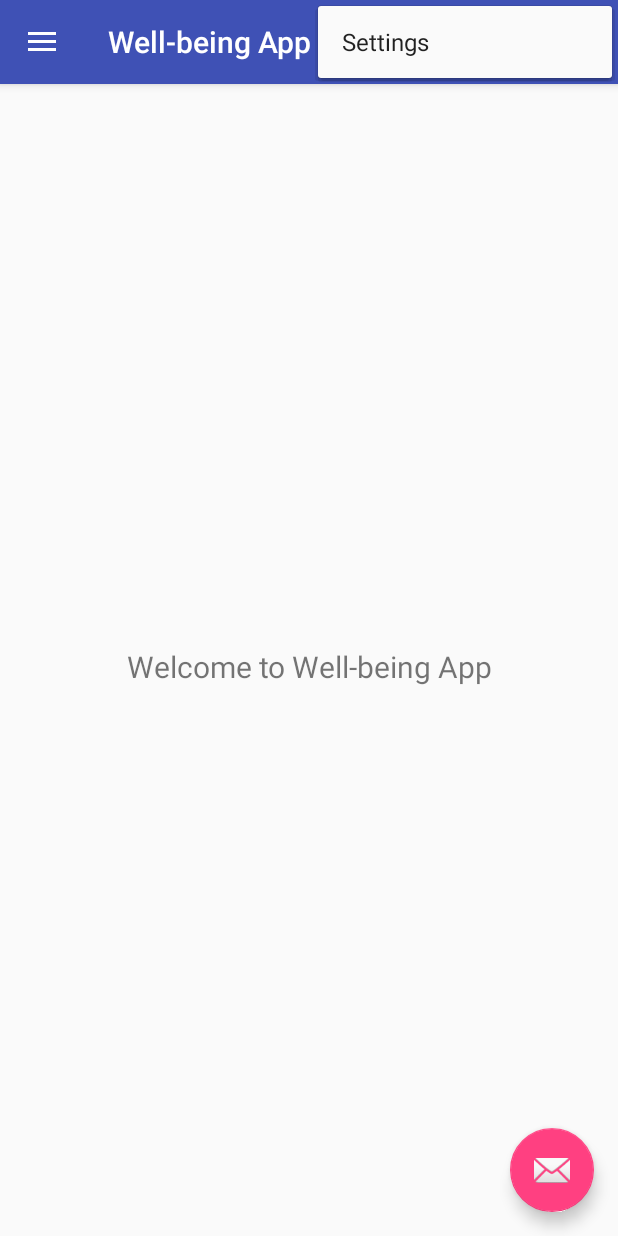
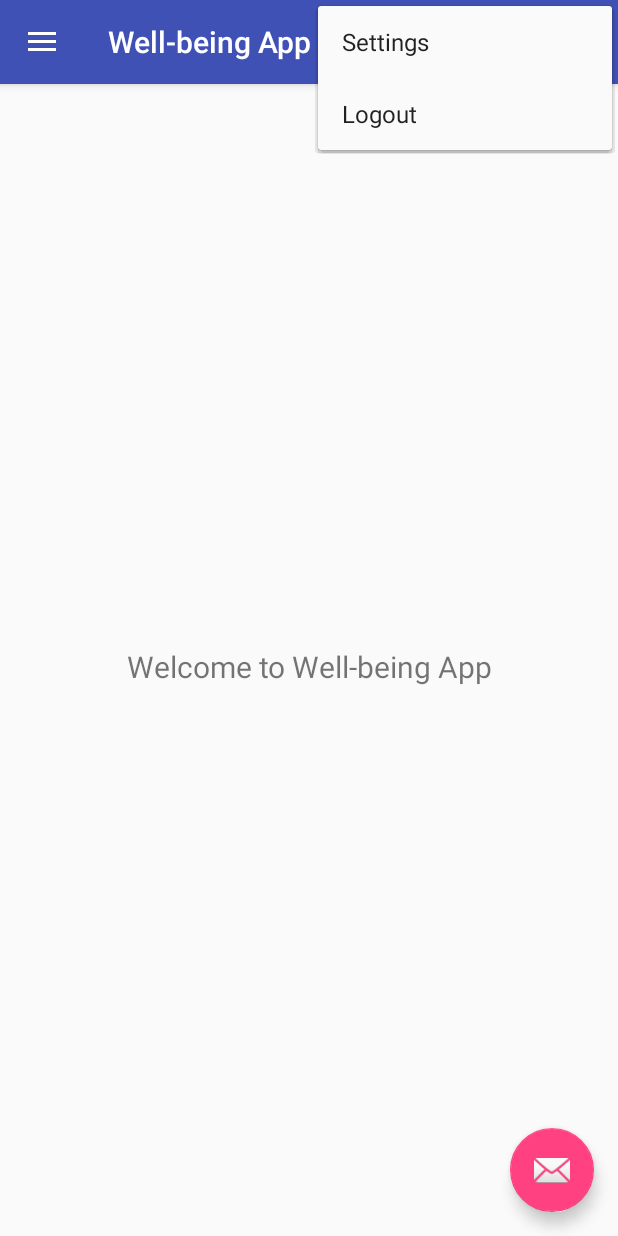
Before and after one commit to keisak1/WellBeing, an Android app built with Jetpack Compose: the HomePageActivity screen opened directly, with no data from a screen before it, with the options menu open, on a phone screen of 412 x 824 dp. Run offline under Robolectric (Android 15) with nearby library versions, the phone set to English and light mode, and no system bars; our stand-ins replace navigation-ui.

Commit message:
Logout implementation

```diff
--- a/app/src/main/java/edu/ufp/pam/wellbeing/data/LoginDataSource.kt
+++ b/app/src/main/java/edu/ufp/pam/wellbeing/data/LoginDataSource.kt
@@ -35,6 +35,5 @@ class LoginDataSource(application : Application) {
     }
 
     fun logout() {
-        // TODO: revoke authentication
     }
 }
--- a/app/src/main/java/edu/ufp/pam/wellbeing/ui/home/HomeFragment.kt
+++ b/app/src/main/java/edu/ufp/pam/wellbeing/ui/home/HomeFragment.kt
@@ -23,7 +23,7 @@ class HomeFragment : Fragment() {
         savedInstanceState: Bundle?
     ): View {
         val homeViewModel =
-            ViewModelProvider(this).get(HomeViewModel::class.java)
+            ViewModelProvider(this)[HomeViewModel::class.java]
 
         _binding = FragmentHomeBinding.inflate(inflater, container, false)
         val root: View = binding.root
--- a/app/src/main/res/menu/home_page.xml
+++ b/app/src/main/res/menu/home_page.xml
@@ -1,9 +1,17 @@
 <?xml version="1.0" encoding="utf-8"?>
 <menu xmlns:android="http://schemas.android.com/apk/res/android"
     xmlns:app="http://schemas.android.com/apk/res-auto">
+
     <item
         android:id="@+id/action_settings"
         android:orderInCategory="100"
         android:title="@string/action_settings"
         app:showAsAction="never" />
+
+    <!-- Logout item -->
+    <item
+        android:id="@+id/action_logout"
+        android:orderInCategory="101"
+        android:title="@string/logout"
+        app:showAsAction="never" />
 </menu>
--- a/app/src/main/res/values/strings.xml
+++ b/app/src/main/res/values/strings.xml
@@ -22,4 +22,5 @@
     <string name="menu_home">Well-being App</string>
     <string name="menu_gallery">Gallery</string>
     <string name="menu_slideshow">Slideshow</string>
+    <string name="logout">Logout</string>
 </resources>
```
Also changed, not shown: app/src/main/java/edu/ufp/pam/wellbeing/HomePageActivity.kt (+28 -5 lines).
